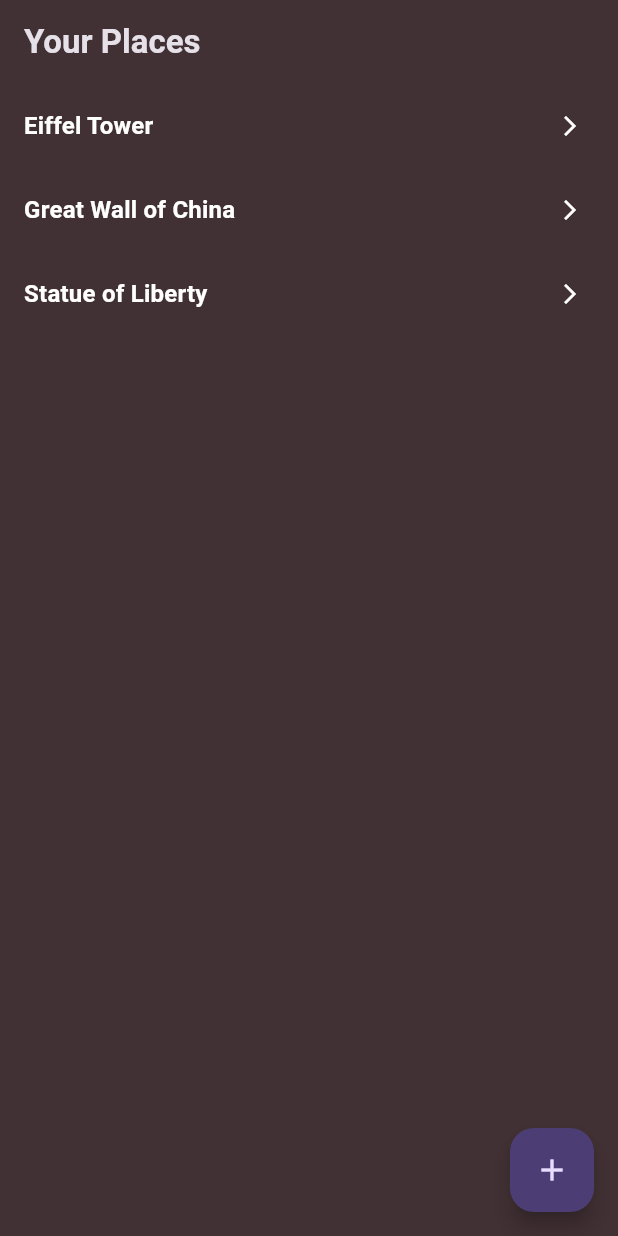
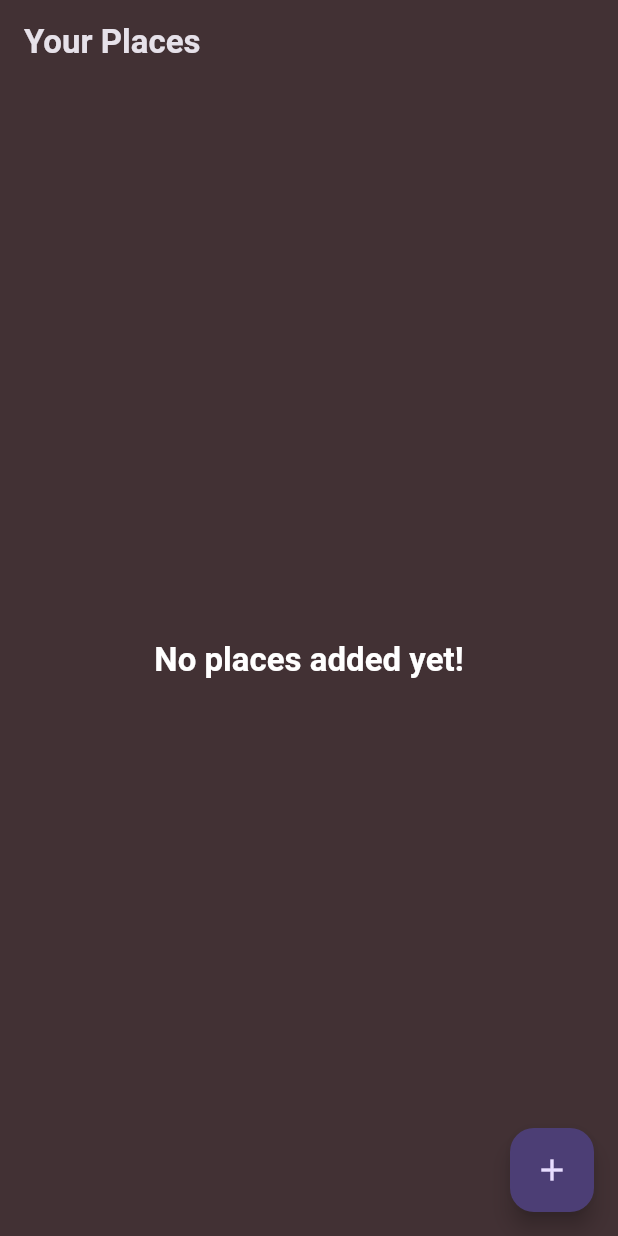
Before and after one commit to Dasiloy/places_app, a Flutter app: the screen it shows after launch, on a phone screen of 412 x 824 dp. Run offline on Flutter 3.47's test engine with Material 3 defaults, Android fonts, the phone set to English and light mode, and no system bars; our stand-ins replace flutter_riverpod, google_fonts.

Commit message:
pushing changes

```diff
--- a/lib/main.dart
+++ b/lib/main.dart
@@ -1,4 +1,5 @@
 import 'package:flutter/material.dart';
+import 'package:flutter_riverpod/flutter_riverpod.dart';
 import 'package:google_fonts/google_fonts.dart';
 
 import "package:places_app/screens/places.dart";
@@ -9,7 +10,7 @@ final kcolorScheme = ColorScheme.fromSeed(
   surface: const Color.fromARGB(255, 66, 49, 52),
 );
 
-final theme = ThemeData().copyWith(
+final kTheme = ThemeData().copyWith(
   scaffoldBackgroundColor: kcolorScheme.surface,
   colorScheme: kcolorScheme,
   textTheme: GoogleFonts.ubuntuCondensedTextTheme().copyWith(
@@ -20,7 +21,7 @@ final theme = ThemeData().copyWith(
 );
 
 void main() {
-  runApp(const MyApp());
+  runApp(ProviderScope(child: const MyApp()));
 }
 
 class MyApp extends StatelessWidget {
@@ -30,7 +31,7 @@ class MyApp extends StatelessWidget {
   Widget build(BuildContext context) {
     return MaterialApp(
       title: 'Great Places',
-      theme: theme,
+      theme: kTheme,
       home: const PlacesScreen(),
     );
   }
--- a/lib/models/place.dart
+++ b/lib/models/place.dart
@@ -3,14 +3,6 @@ import 'package:uuid/uuid.dart';
 const uuid = Uuid();
 
 class Place {
-  static List<Place> createDummies() {
-    return [
-      Place.withId(title: 'Eiffel Tower'),
-      Place.withId(title: 'Great Wall of China'),
-      Place.withId(title: 'Statue of Liberty'),
-    ];
-  }
-
   final String id;
   final String title;
   // final String imagePath;
--- /dev/null
+++ b/lib/providers/place_provider.dart
@@ -0,0 +1,15 @@
+import 'package:flutter_riverpod/legacy.dart';
+
+import 'package:places_app/models/place.dart';
+
+class PlaceNotifier extends StateNotifier<List<Place>> {
+  PlaceNotifier() : super(const []);
+
+  void addPlace(String title) {
+    state = [Place.withId(title: title), ...state];
+  }
+}
+
+final placesProvider = StateNotifierProvider<PlaceNotifier, List<Place>>(
+  (ref) => PlaceNotifier(),
+);
--- a/lib/screens/places.dart
+++ b/lib/screens/places.dart
@@ -1,22 +1,23 @@
 import 'package:flutter/material.dart';
+import "package:flutter_riverpod/flutter_riverpod.dart";
 
-import "package:places_app/models/place.dart";
+import "package:places_app/providers/place_provider.dart";
 import "package:places_app/screens/add_place.dart";
 import "package:places_app/widgets/places_list.dart";
 
-class PlacesScreen extends StatefulWidget {
+class PlacesScreen extends ConsumerStatefulWidget {
   const PlacesScreen({super.key});
 
   @override
-  State<PlacesScreen> createState() => _PlacesScreenState();
+  ConsumerState<PlacesScreen> createState() => _PlacesScreenState();
 }
 
-class _PlacesScreenState extends State<PlacesScreen> {
+class _PlacesScreenState extends ConsumerState<PlacesScreen> {
   @override
   Widget build(BuildContext context) {
     return Scaffold(
       appBar: AppBar(title: const Text('Your Places')),
-      body: PlacesList(places: Place.createDummies()),
+      body: PlacesList(places: ref.watch(placesProvider)),
       floatingActionButton: FloatingActionButton(
         onPressed: () {
           Navigator.of(
--- a/pubspec.yaml
+++ b/pubspec.yaml
@@ -36,6 +36,7 @@ dependencies:
   cupertino_icons: ^1.0.8
   google_fonts: ^6.3.1
   uuid: ^4.5.1
+  flutter_riverpod: ^3.0.1
 
 dev_dependencies:
   flutter_test:
```
Also changed, not shown: lib/screens/add_place.dart (+12 -4 lines), pubspec.lock, 1 other file.
